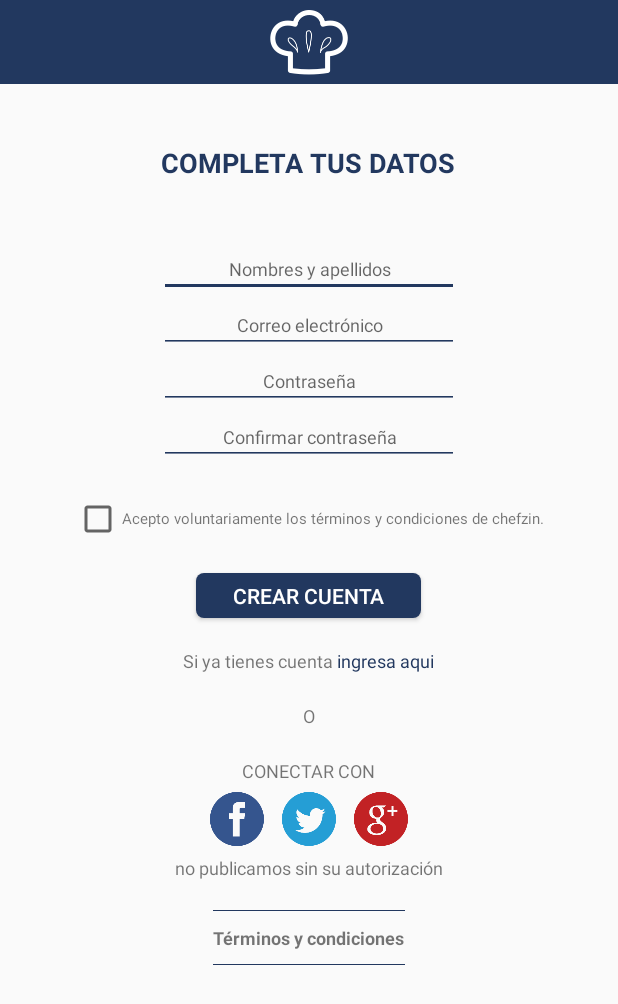
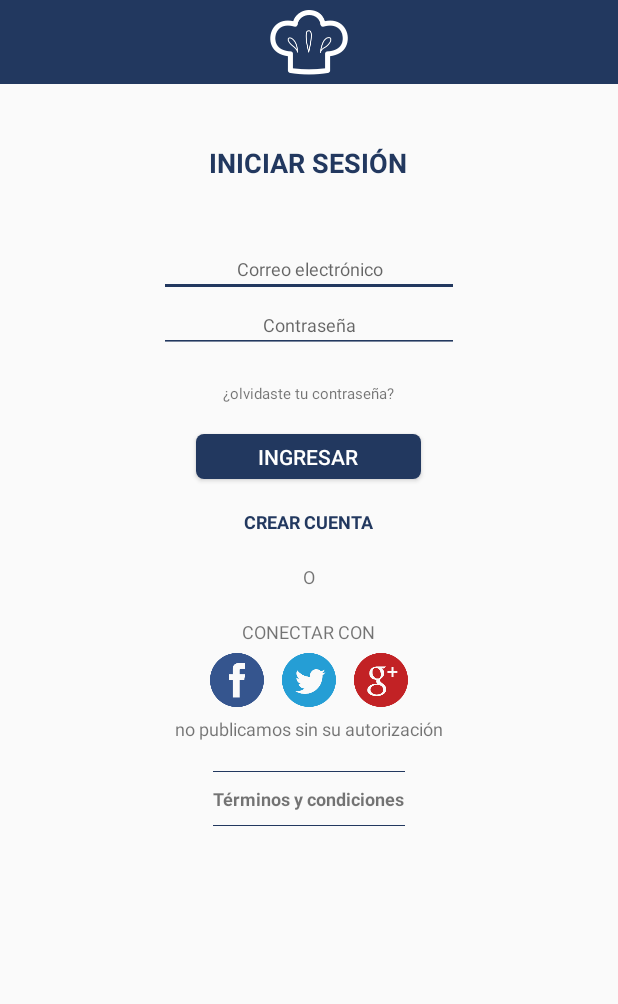
Before and after one commit to manuelkrtc/Chefzin-Android, an Android app: the layout fragment_login.xml on its own in the app's theme, with its tools: preview values and no code run, on a phone screen of 412 x 824 dp. Shown: the top 1004 px of the screen. Run offline under Robolectric (Android 15) with nearby library versions, the light colour scheme and no system bars.

Commit message:
do code base, fragment log in

```diff
--- a/app/src/main/res/layout/fragment_login.xml
+++ b/app/src/main/res/layout/fragment_login.xml
@@ -24,7 +24,7 @@
             android:orientation="vertical"
             android:gravity="center_horizontal"
             android:layout_marginBottom="@dimen/margin"
-            android:visibility="gone"
+            android:visibility="visible"
             >
 
             <TextView
@@ -52,9 +52,11 @@
                 android:text="¿olvidaste tu contraseña?"
                 android:textSize="@dimen/sizeText_ss"
                 android:layout_gravity="center"
-                android:layout_marginBottom="20dp"/>
+                android:layout_marginBottom="20dp"
+                android:id="@+id/tvtvRecoverPassword" />
 
             <Button
+                android:id="@+id/btnLogIn"
                 style="@style/button_blue"
                 android:text="INGRESAR"
                 android:layout_marginBottom="20dp"
@@ -66,18 +68,20 @@
                 android:text="CREAR CUENTA"
                 android:textColor="@color/colorPrimary"
                 android:textSize="@dimen/sizeText_s"
-                android:textStyle="bold"/>
+                android:textStyle="bold"
+                android:id="@+id/tvRegister" />
 
         </LinearLayout>
 
         <!--zone form Register-->
         <LinearLayout
+            android:id="@+id/zoneRegister"
             android:layout_width="wrap_content"
             android:layout_height="wrap_content"
             android:orientation="vertical"
             android:gravity="center_horizontal"
             android:layout_marginBottom="20dp"
-            android:visibility="visible"
+            android:visibility="gone"
             >
 
             <TextView
@@ -114,8 +118,10 @@
                 android:layout_margin="@dimen/margin">
 
                 <CheckBox
+                    android:id="@+id/checkTerm"
                     android:layout_width="wrap_content"
-                    android:layout_height="wrap_content" />
+                    android:layout_height="wrap_content"
+                    android:checked="false" />
 
                 <TextView
                     android:layout_width="wrap_content"
@@ -130,7 +136,7 @@
                 style="@style/button_blue"
                 android:text="CREAR CUENTA"
                 android:layout_marginBottom="@dimen/margin"
-                />
+                android:id="@+id/btnRegister" />
 
             <LinearLayout
                 android:layout_width="wrap_content"
@@ -146,7 +152,8 @@
                     android:layout_height="wrap_content"
                     android:text="ingresa aqui"
                     android:textColor="@color/colorPrimary"
-                    android:textSize="@dimen/sizeText_s"/>
+                    android:textSize="@dimen/sizeText_s"
+                    android:id="@+id/tvLogIn" />
             </LinearLayout>
 
 
@@ -181,15 +188,18 @@
 
                 <Button
                     style="@style/button_social_network"
-                    android:background="@drawable/background_btn_facebook"/>
+                    android:background="@drawable/background_btn_facebook"
+                    android:id="@+id/btnFacebook" />
 
                 <Button
                     style="@style/button_social_network"
-                    android:background="@drawable/background_btn_twitter"/>
+                    android:background="@drawable/background_btn_twitter"
+                    android:id="@+id/btnTwitter" />
 
                 <Button
                     style="@style/button_social_network"
-                    android:background="@drawable/background_btn_gmail"/>
+                    android:background="@drawable/background_btn_gmail"
+                    android:id="@+id/btnGmail" />
 
             </LinearLayout>
 
```
Also changed, not shown: app/src/main/java/com/future333/chefzin/FragmentLogin.java (added, +114 -0 lines), app/src/main/java/com/future333/chefzin/MainActivity.java (+21 -2 lines), app/src/main/res/layout/activity_main.xml (+7 -10 lines).
